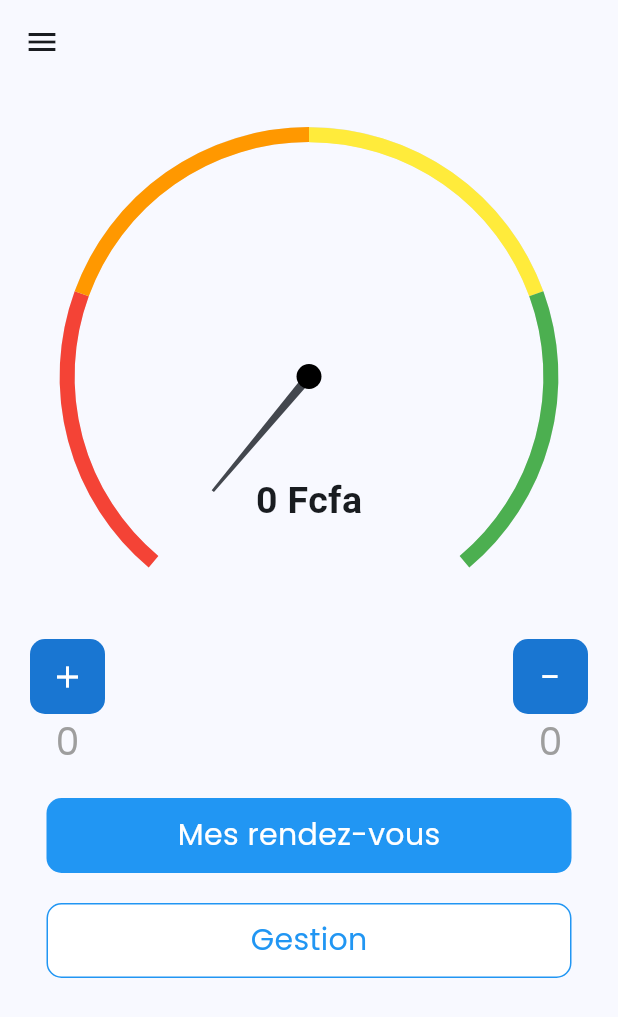
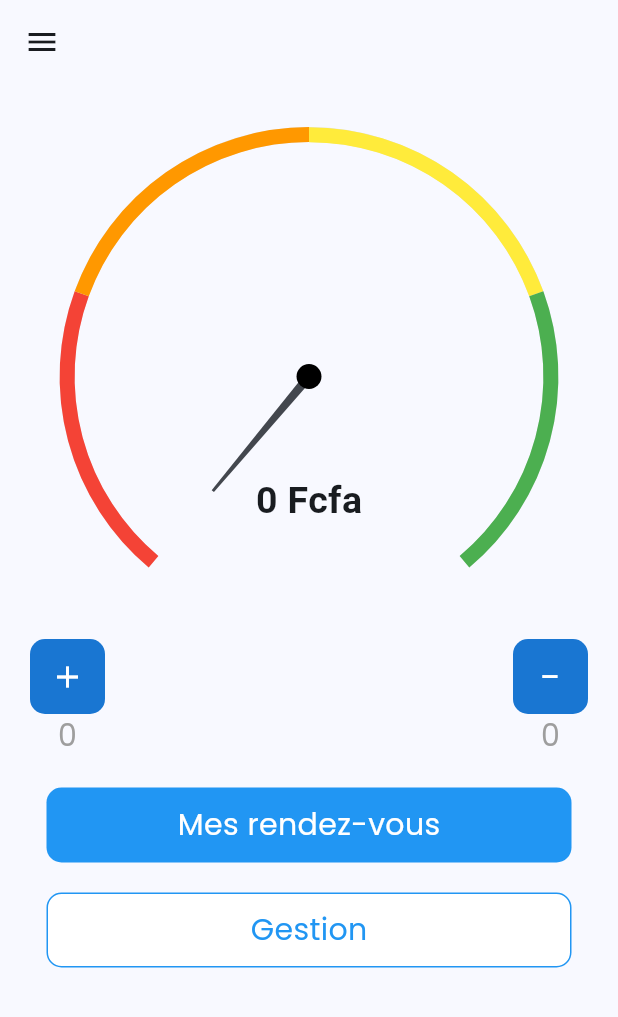
Before and after one commit to chambo14/africasa-auto-pro, a Flutter app: the HomePage screen opened directly, on a phone screen of 412 x 824 dp. Shown: the top 1017 px of the screen. Run offline on Flutter 3.47's test engine with Material 3 defaults, Android fonts, the phone set to English and light mode, and no system bars; drawn by our look-alikes of syncfusion_flutter_gauges; our stand-ins replace connectivity_plus, dio, flutter_riverpod, flutter_screenutil, google_fonts, intl_phone_field and 1 more; missing offline and left inert: nuts_activity_indicator; accounts and stored records are empty; network calls fail.

```diff
--- a/lib/booking_page.dart
+++ b/lib/booking_page.dart
@@ -78,7 +78,7 @@ class _BookingPageState extends ConsumerState<BookingPage> {
          ),
        );
      }
-     if (data!.isEmpty || data == null) {
+     if (data == null || data.isEmpty) {
        return Padding(
          padding: const EdgeInsets.only(top:250.0),
          child: Center(
@@ -126,7 +126,9 @@ class _BookingPageState extends ConsumerState<BookingPage> {
                        padding: const EdgeInsets.all(2),
                        decoration: BoxDecoration(
                          borderRadius: BorderRadius.circular(10),
-                         color: Colors.blue.shade500,
+                         color: item.status.toString() == "ACCEPTED"
+                         ? Colors.green.shade500
+                         : Colors.blue.shade500,
                        ),
                        child: Center(
                          child: Text(
--- a/lib/domain/models/appoint_model.dart
+++ b/lib/domain/models/appoint_model.dart
@@ -47,8 +47,8 @@ class Datum {
   final DateTime dateRdv;
   final String hourStartRdv;
   final String hourEndRdv;
-  final String status;
-  final String isActive;
+  final String? status;
+  final String? isActive;
   final dynamic deletedAt;
   final DateTime createdAt;
   final DateTime updatedAt;
--- a/lib/domain/models/list_operation_model.dart
+++ b/lib/domain/models/list_operation_model.dart
@@ -81,12 +81,12 @@ class Data {
 
 class AllOperation {
   final int id;
-  final String reference;
+  final String? reference;
   final DateTime dateOperation;
-  final String libelle;
-  final String motif;
+  final String? libelle;
+  final String? motif;
   final int amount;
-  final TypeOperation typeOperation;
+  final String? typeOperation;
   final dynamic fichier;
   final DateTime createdAt;
   final DateTime updatedAt;
@@ -126,7 +126,7 @@ class AllOperation {
         libelle: libelle ?? this.libelle,
         motif: motif ?? this.motif,
         amount: amount ?? this.amount,
-        typeOperation: typeOperation ?? this.typeOperation,
+        typeOperation: this.typeOperation,
         fichier: fichier ?? this.fichier,
         createdAt: createdAt ?? this.createdAt,
         updatedAt: updatedAt ?? this.updatedAt,
@@ -144,7 +144,7 @@ class AllOperation {
     libelle: json["libelle"],
     motif: json["motif"],
     amount: json["amount"],
-    typeOperation: typeOperationValues.map[json["type_operation"]]!,
+    typeOperation: json["type_operation"],
     fichier: json["fichier"],
     createdAt: DateTime.parse(json["created_at"]),
     updatedAt: DateTime.parse(json["updated_at"]),
@@ -158,7 +158,7 @@ class AllOperation {
     "libelle": libelle,
     "motif": motif,
     "amount": amount,
-    "type_operation": typeOperationValues.reverse[typeOperation],
+    "type_operation": typeOperation,
     "fichier": fichier,
     "created_at": createdAt.toIso8601String(),
     "updated_at": updatedAt.toIso8601String(),
--- a/lib/gestion_page.dart
+++ b/lib/gestion_page.dart
@@ -70,7 +70,7 @@ class _GestionPageState extends ConsumerState<GestionPage> {
 
       var data = _listOperationProvider.listOperationModel?.data;
       //print('la valeur de ce $data');
-      if (_listOperationProvider.isLoading) {
+      if (_listOperationProvider.isLoading || data == null) {
         return Padding(
           padding: const EdgeInsets.all(170.0),
           child: NutsActivityIndicator(
@@ -83,7 +83,7 @@ class _GestionPageState extends ConsumerState<GestionPage> {
           ),
         );
       }
-      if (data!.allOperations.isEmpty) {
+      if (data.allOperations.isEmpty) {
         return Padding(
           padding: const EdgeInsets.only(top:250.0),
           child: Center(
--- a/lib/home_page.dart
+++ b/lib/home_page.dart
@@ -317,7 +317,7 @@ class _HomePageState extends ConsumerState<HomePage> {
                             ,  // Affiche avec deux décimales
                             style: GoogleFonts.poppins(
                               color: Colors.grey.shade500,
-                              fontSize: 25,
+                              fontSize: 20,
                             ),
                           ),
                         ],
@@ -346,7 +346,7 @@ class _HomePageState extends ConsumerState<HomePage> {
                           ),
                           Text(totalPrixSortie.toStringAsFixed(0),
                               style: GoogleFonts.poppins(
-                                  color: Colors.grey.shade500, fontSize: 25))
+                                  color: Colors.grey.shade500, fontSize: 20))
                         ],
                       ),
                     ],
@@ -671,7 +671,7 @@ class _HomePageState extends ConsumerState<HomePage> {
     );
   }
 
-  void operationSubmit( String date_operation, libelle, motif,amount, type_operation) async {
+  Future<void> operationSubmit( String date_operation, libelle, motif,amount, type_operation) async {
     var checkInternet = checkNetwork();
 
     if (await checkInternet) {
@@ -718,7 +718,9 @@ class _HomePageState extends ConsumerState<HomePage> {
     if (sortieController.text.isNotEmpty || motifRetraitController.text.isNotEmpty||libelleRetraitController.text.isNotEmpty ) {
 
 
-      operationSubmit(formattedDate,libelleRetraitController.text, motifRetraitController.text, sortieController.text, operation_type);
+      operationSubmit(formattedDate,libelleRetraitController.text, motifRetraitController.text, sortieController.text, operation_type).then((value) {
+
+      });
 
     } else {
       ScaffoldMessenger.of(context).showSnackBar(SnackBar(
@@ -738,7 +740,9 @@ class _HomePageState extends ConsumerState<HomePage> {
     if (gainController.text.isNotEmpty || motifController.text.isNotEmpty||libelleController.text.isNotEmpty ) {
 
 
-      operationSubmit(formattedDate,libelleController.text, motifController.text, gainController.text, operation_entree);
+      operationSubmit(formattedDate,libelleController.text, motifController.text, gainController.text, operation_entree).whenComplete(() {
+       _listOperationProvider.getListOperation();
+      });
 
     } else {
       ScaffoldMessenger.of(context).showSnackBar(SnackBar(
--- a/lib/login_page.dart
+++ b/lib/login_page.dart
@@ -48,9 +48,12 @@ class _LoginPageState extends ConsumerState<LoginPage> {
         child: SingleChildScrollView(
           padding: const EdgeInsets.only(left: 20, right: 20, top: 50),
           child: Column(
+            crossAxisAlignment: CrossAxisAlignment.center,
             children: [
              Image.asset("assets/logo.png"),
-              Text("Connecte-toi avec ton numero de telephone", style: GoogleFonts.poppins(fontSize: 16, color: Colors.grey.shade600, fontWeight: FontWeight.w500),),
+              Text("Connecte-toi avec ton numero de telephone", style: GoogleFonts.poppins(fontSize: 16, color: Colors.grey.shade600, fontWeight: FontWeight.w500),
+              textAlign: TextAlign.center,
+              ),
               const SizedBox(height: 70,),
               contactField(),
               const SizedBox(height: 20,),
--- a/lib/provider/list_operation_provider.dart
+++ b/lib/provider/list_operation_provider.dart
@@ -23,6 +23,8 @@ class ListOperationProvider extends ChangeNotifier {
     }
 
     _listOperationModel = response;
+
+    return _listOperationModel;
   }
 
   ListOperationModel? get listOperationModel => _listOperationModel;
--- a/lib/splash_page.dart
+++ b/lib/splash_page.dart
@@ -33,11 +33,7 @@ class _SplashPageState extends State<SplashPage> {
         child: Column(
           mainAxisAlignment: MainAxisAlignment.center,
           children: [
-            CircleAvatar(
-              radius: 60,
-              backgroundColor: Colors.white,
-              child:  Image.asset("assets/logo.png"),
-            ),
+            Image.asset("assets/logo_complet.jpeg", width: 260,)
 
 
           ],
--- a/pubspec.yaml
+++ b/pubspec.yaml
@@ -50,6 +50,7 @@ dependencies:
 dev_dependencies:
   flutter_test:
     sdk: flutter
+
 
   # The "flutter_lints" package below contains a set of recommended lints to
   # encourage good coding practices. The lint set provided by the package is
```
Also changed, not shown: assets/icon/play.png, assets/icon/play2.png (added), assets/logo_complet.jpeg (added), 36 other files.
